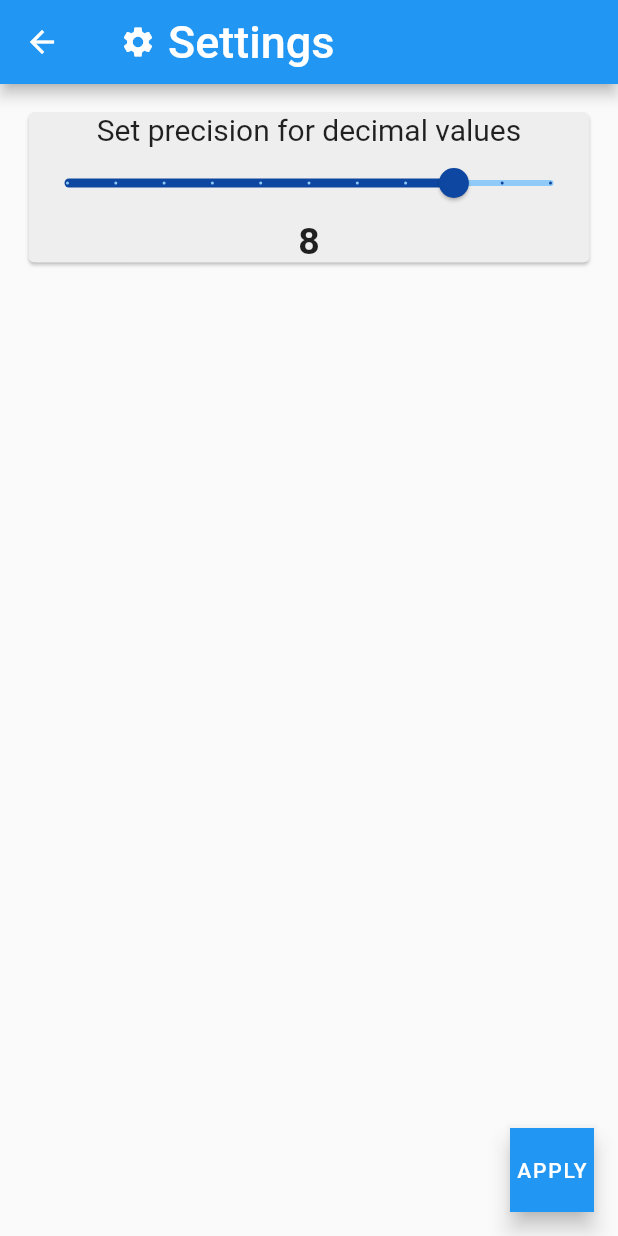
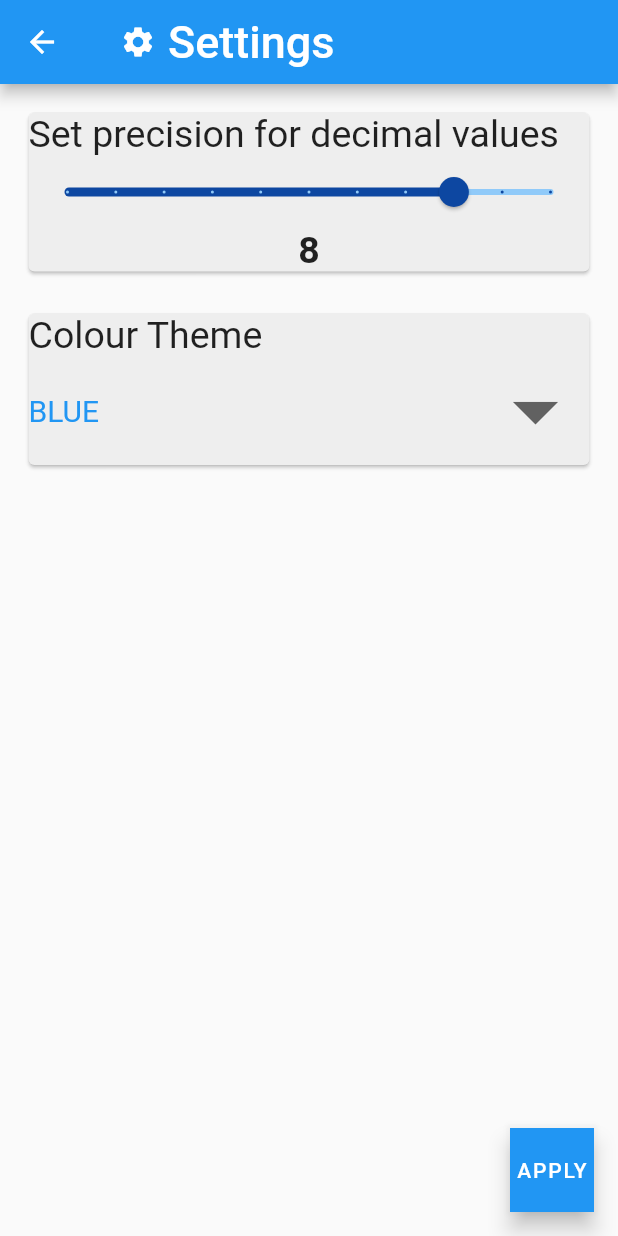
Before and after one commit to Shyam-Sundar-Bharathi/FlutterProjects, a Flutter app: the settings screen opened by its route, on a phone screen of 412 x 824 dp. Run offline on Flutter 3.47's test engine with Material 2 defaults, Android fonts, the phone set to English and light mode, and no system bars; our stand-ins replace flutter_spinkit, math_expressions.

```diff
--- a/dream_calc/lib/screens/settings.dart
+++ b/dream_calc/lib/screens/settings.dart
@@ -4,6 +4,8 @@ class settings extends StatefulWidget {
   @override
   _settingsState createState() => _settingsState();
 }
+
+String dropDownColor = "BLUE";
 int sliderValue =  8;
 String alertMessage = "";
 class _settingsState extends State<settings> {
@@ -26,18 +28,20 @@ class _settingsState extends State<settings> {
           ),
         )
       ),
-      body: Container(
+      body: SingleChildScrollView(
+        child: Container(
           padding: EdgeInsets.symmetric(vertical: 15.0, horizontal: 15),
           child: Column(
             children: [
               Card(
                 color: Colors.grey[200],
                 child: Column(
+                  crossAxisAlignment: CrossAxisAlignment.stretch,
                   children: [
                     Text(
                       "Set precision for decimal values",
                       style: TextStyle(
-                      fontSize: 20.0,
+                        fontSize: 25.0,
                       ),
                     ),
                     Slider(
@@ -59,12 +63,13 @@ class _settingsState extends State<settings> {
                       min: 1.0,
                       max: 10.0,
                       divisions: 10,
-                    label: "Set Precision",
+                      label: "Precision",
                       activeColor: Colors.blue[900],
                       inactiveColor: Colors.blue[200],
                     ),
                     Text(
                       sliderValue.toString() + alertMessage,
+                      textAlign: TextAlign.center,
                       style: TextStyle(
                         fontSize: 25,
                         fontWeight: FontWeight.bold,
@@ -73,7 +78,48 @@ class _settingsState extends State<settings> {
                   ],
                 ),
               ),
+              SizedBox(height: 20,),
+              Card(
+                color: Colors.grey[200],
+                child: Column(
+                  crossAxisAlignment: CrossAxisAlignment.stretch,
+                  children: [
+                    Text(
+                      "Colour Theme",
+                      style: TextStyle(
+                        fontSize: 25,
+                      ),
+                    ),
+                    DropdownButton<String>(
+                      isExpanded: true,
+                      value: dropDownColor,
+                      icon: Icon(Icons.arrow_drop_down),
+                      iconSize: 72,
+                      elevation: 16,
+                      style: const TextStyle(
+                        color: Colors.blue,
+                        fontSize: 20,
+                      ),
+                      underline: Container(
+                        height: 2,
+                      ),
+                      onChanged: (String newColor) {
+                        setState(() {
+                          dropDownColor = newColor;
+                        });
+                      },
+                      items: <String>['BLUE','GREEN','PINK','BLACK','PURPLE','ORANGE'].map<DropdownMenuItem<String>>((String value) {
+                        return DropdownMenuItem<String>(
+                          value: value,
+                          child: Text(value),
+                        );
+                      }).toList(),
+                    ),
                   ],
+                ),
+              )
+            ],
+          ),
         ),
       ),
       floatingActionButton: FloatingActionButton(
@@ -81,7 +127,8 @@ class _settingsState extends State<settings> {
         child: Text("APPLY"),
         onPressed: (){
             Navigator.pop(context, {
-              'precision': sliderValue
+              'precision': sliderValue,
+              'colourTheme' : dropDownColor,
             }
             );
         },
```
Also changed, not shown: dream_calc/lib/screens/genScreen.dart (+122 -26 lines), 1 other file. Lines whose indentation alone changed are shown as unchanged.
